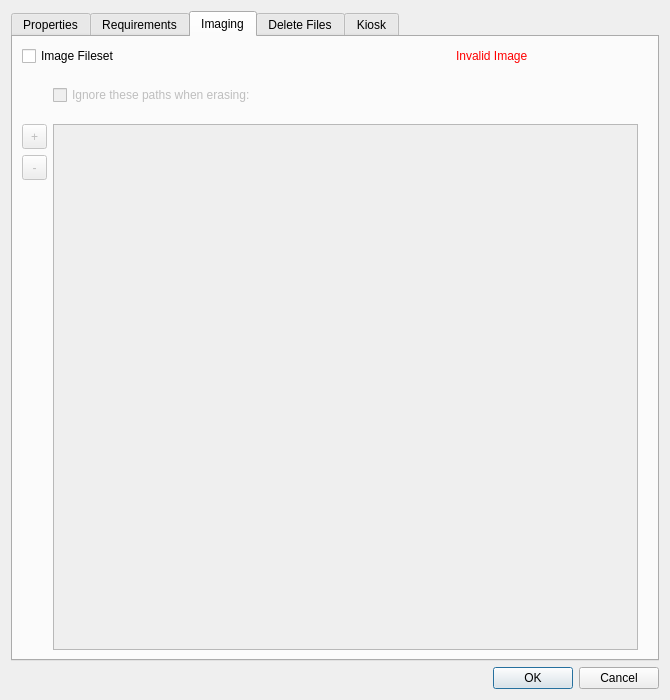
Above: FWAdminLib/FilesetPropertiesDlg.ui from fw-dev/translations before the change. Below: the same form after it.
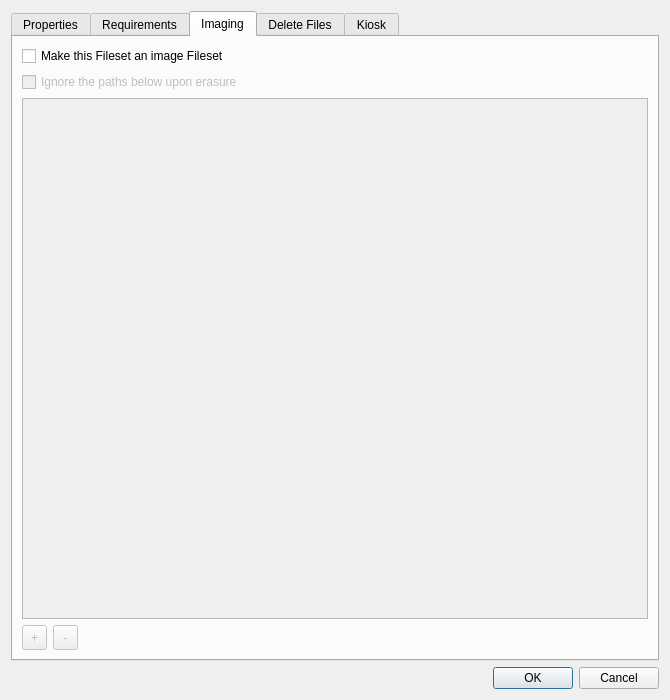
That is the form after the change. The open tabs and pages were chosen to show the change. Icons and pictures are not drawn. Custom widgets are drawn as their Qt base class.

Diff of the .ui file:
```diff
--- a/FWAdminLib/FilesetPropertiesDlg.ui
+++ b/FWAdminLib/FilesetPropertiesDlg.ui
@@ -32,7 +32,7 @@
       <enum>QTabWidget::Rounded</enum>
      </property>
      <property name="currentIndex">
-      <number>4</number>
+      <number>0</number>
      </property>
      <widget class="QWidget" name="tabProperties">
       <attribute name="title">
@@ -181,39 +181,14 @@
            </layout>
           </item>
           <item>
-           <widget class="Line" name="line">
-            <property name="orientation">
-             <enum>Qt::Horizontal</enum>
+           <widget class="QGroupBox" name="groupBox">
+            <property name="title">
+             <string>Verification settings</string>
             </property>
-           </widget>
-          </item>
-          <item>
-           <widget class="QLabel" name="label_6">
-            <property name="text">
-             <string>Verification Settings:</string>
-            </property>
-           </widget>
-          </item>
-          <item>
-           <layout class="QHBoxLayout" name="horizontalLayout_14">
-            <item>
-             <spacer name="horizontalSpacer_16">
-              <property name="orientation">
-               <enum>Qt::Horizontal</enum>
-              </property>
-              <property name="sizeType">
-               <enum>QSizePolicy::Fixed</enum>
-              </property>
-              <property name="sizeHint" stdset="0">
-               <size>
-                <width>13</width>
-                <height>13</height>
-               </size>
-              </property>
-             </spacer>
-            </item>
-            <item>
-             <layout class="QVBoxLayout" name="verticalLayout_17">
+            <layout class="QVBoxLayout" name="verticalLayout_10">
+             <property name="bottomMargin">
+              <number>6</number>
+             </property>
               <item>
                <widget class="QRadioButton" name="radioButtonSelfHealing">
                 <property name="sizePolicy">
@@ -254,25 +229,11 @@
                </widget>
               </item>
               <item>
-               <layout class="QHBoxLayout" name="horizontalLayout_15">
-                <item>
-                 <spacer name="horizontalSpacer_17">
-                  <property name="orientation">
-                   <enum>Qt::Horizontal</enum>
-                  </property>
-                  <property name="sizeType">
-                   <enum>QSizePolicy::Fixed</enum>
-                  </property>
-                  <property name="sizeHint" stdset="0">
-                   <size>
-                    <width>13</width>
-                    <height>13</height>
-                   </size>
-                  </property>
-                 </spacer>
-                </item>
-                <item>
-                 <layout class="QVBoxLayout" name="verticalLayout_18">
+              <widget class="QGroupBox" name="groupBox_2">
+               <property name="title">
+                <string/>
+               </property>
+               <layout class="QVBoxLayout" name="verticalLayout_12">
                   <item>
                    <widget class="QCheckBox" name="noOverwrite">
                     <property name="sizePolicy">
@@ -287,24 +248,6 @@
                    </widget>
                   </item>
                   <item>
-                   <layout class="QHBoxLayout" name="horizontalLayout_16">
-                    <item>
-                     <spacer name="horizontalSpacer_18">
-                      <property name="orientation">
-                       <enum>Qt::Horizontal</enum>
-                      </property>
-                      <property name="sizeType">
-                       <enum>QSizePolicy::Fixed</enum>
-                      </property>
-                      <property name="sizeHint" stdset="0">
-                       <size>
-                        <width>13</width>
-                        <height>13</height>
-                       </size>
-                      </property>
-                     </spacer>
-                    </item>
-                    <item>
                      <widget class="QCheckBox" name="overwriteOlder">
                       <property name="sizePolicy">
                        <sizepolicy hsizetype="Minimum" vsizetype="Preferred">
@@ -318,26 +261,23 @@
                      </widget>
                     </item>
                    </layout>
+              </widget>
                   </item>
                   <item>
-                   <spacer name="verticalSpacer_12">
+              <layout class="QHBoxLayout" name="horizontalLayout_9">
+               <item>
+                <spacer name="horizontalSpacer_5">
                     <property name="orientation">
-                     <enum>Qt::Vertical</enum>
+                  <enum>Qt::Horizontal</enum>
                     </property>
                     <property name="sizeHint" stdset="0">
                      <size>
-                      <width>20</width>
-                      <height>0</height>
+                   <width>40</width>
+                   <height>8</height>
                      </size>
                     </property>
                    </spacer>
                   </item>
-                 </layout>
-                </item>
-               </layout>
-              </item>
-              <item>
-               <layout class="QHBoxLayout" name="horizontalLayout_17">
                 <item>
                  <widget class="QPushButton" name="buttonApply">
                   <property name="enabled">
@@ -354,27 +294,10 @@
                   </property>
                  </widget>
                 </item>
-                <item>
-                 <spacer name="horizontalSpacer_5">
-                  <property name="orientation">
-                   <enum>Qt::Horizontal</enum>
-                  </property>
-                  <property name="sizeType">
-                   <enum>QSizePolicy::Expanding</enum>
-                  </property>
-                  <property name="sizeHint" stdset="0">
-                   <size>
-                    <width>250</width>
-                    <height>20</height>
-                   </size>
-                  </property>
-                 </spacer>
-                </item>
                </layout>
               </item>
              </layout>
-            </item>
-           </layout>
+           </widget>
           </item>
           <item>
            <spacer name="verticalSpacer_4">
@@ -717,175 +640,26 @@
        </property>
        <item row="0" column="0">
         <widget class="QWidget" name="imagingEDWidget" native="true">
-         <layout class="QGridLayout" name="gridLayout_8">
-          <item row="5" column="0">
-           <layout class="QVBoxLayout" name="verticalLayout_16">
+         <layout class="QVBoxLayout" name="verticalLayout_7">
             <item>
-             <widget class="QToolButton" name="buttonAddPath">
-              <property name="enabled">
-               <bool>false</bool>
-              </property>
-              <property name="sizePolicy">
-               <sizepolicy hsizetype="Ignored" vsizetype="Fixed">
-                <horstretch>0</horstretch>
-                <verstretch>0</verstretch>
-               </sizepolicy>
-              </property>
-              <property name="minimumSize">
-               <size>
-                <width>25</width>
-                <height>25</height>
-               </size>
-              </property>
-              <property name="maximumSize">
-               <size>
-                <width>25</width>
-                <height>25</height>
-               </size>
-              </property>
-              <property name="text">
-               <string>+</string>
-              </property>
-             </widget>
-            </item>
-            <item>
-             <widget class="QToolButton" name="buttonRemovePath">
-              <property name="enabled">
-               <bool>false</bool>
-              </property>
-              <property name="sizePolicy">
-               <sizepolicy hsizetype="Ignored" vsizetype="Fixed">
-                <horstretch>0</horstretch>
-                <verstretch>0</verstretch>
-               </sizepolicy>
-              </property>
-              <property name="minimumSize">
-               <size>
-                <width>25</width>
-                <height>25</height>
-               </size>
-              </property>
-              <property name="maximumSize">
-               <size>
-                <width>25</width>
-                <height>25</height>
-               </size>
-              </property>
-              <property name="text">
-               <string>-</string>
-              </property>
-             </widget>
-            </item>
-            <item>
-             <spacer name="verticalSpacer_10">
-              <property name="orientation">
-               <enum>Qt::Vertical</enum>
-              </property>
-              <property name="sizeHint" stdset="0">
-               <size>
-                <width>20</width>
-                <height>40</height>
-               </size>
-              </property>
-             </spacer>
-            </item>
-           </layout>
-          </item>
-          <item row="1" column="0" colspan="3">
            <widget class="QCheckBox" name="checkBoxImageFileset">
             <property name="text">
-             <string>Image Fileset</string>
+             <string>Make this Fileset an image Fileset</string>
             </property>
            </widget>
           </item>
-          <item row="1" column="3">
-           <widget class="QLabel" name="labelInvalidImage">
-            <property name="palette">
-             <palette>
-              <active>
-               <colorrole role="WindowText">
-                <brush brushstyle="SolidPattern">
-                 <color alpha="255">
-                  <red>255</red>
-                  <green>0</green>
-                  <blue>0</blue>
-                 </color>
-                </brush>
-               </colorrole>
-              </active>
-              <inactive>
-               <colorrole role="WindowText">
-                <brush brushstyle="SolidPattern">
-                 <color alpha="255">
-                  <red>255</red>
-                  <green>0</green>
-                  <blue>0</blue>
-                 </color>
-                </brush>
-               </colorrole>
-              </inactive>
-              <disabled>
-               <colorrole role="WindowText">
-                <brush brushstyle="SolidPattern">
-                 <color alpha="255">
-                  <red>69</red>
-                  <green>69</green>
-                  <blue>69</blue>
-                 </color>
-                </brush>
-               </colorrole>
-              </disabled>
-             </palette>
-            </property>
-            <property name="text">
-             <string>Invalid Image</string>
-            </property>
-           </widget>
-          </item>
-          <item row="2" column="1">
-           <spacer name="verticalSpacer_7">
-            <property name="orientation">
-             <enum>Qt::Vertical</enum>
-            </property>
-            <property name="sizeType">
-             <enum>QSizePolicy::Fixed</enum>
-            </property>
-            <property name="sizeHint" stdset="0">
-             <size>
-              <width>208</width>
-              <height>13</height>
-             </size>
-            </property>
-           </spacer>
-          </item>
-          <item row="3" column="1" colspan="3">
+          <item>
            <widget class="QCheckBox" name="checkBoxIgnorePaths">
             <property name="enabled">
              <bool>false</bool>
             </property>
             <property name="text">
-             <string>Ignore these paths when erasing:</string>
+             <string>Ignore the paths below upon erasure</string>
             </property>
            </widget>
           </item>
-          <item row="4" column="1" colspan="2">
-           <spacer name="verticalSpacer_15">
-            <property name="orientation">
-             <enum>Qt::Vertical</enum>
-            </property>
-            <property name="sizeType">
-             <enum>QSizePolicy::Fixed</enum>
-            </property>
-            <property name="sizeHint" stdset="0">
-             <size>
-              <width>337</width>
-              <height>13</height>
-             </size>
-            </property>
-           </spacer>
-          </item>
-          <item row="5" column="1" colspan="3">
-           <widget class="QTreeView" name="treeViewIgnorePaths">
+          <item>
+           <widget class="StyledTreeView" name="treeViewIgnorePaths">
             <property name="enabled">
              <bool>false</bool>
             </property>
@@ -909,21 +683,81 @@
             </property>
            </widget>
           </item>
-          <item row="5" column="4">
+          <item>
+           <layout class="QHBoxLayout" name="horizontalLayout_3">
+            <item>
+             <widget class="QToolButton" name="buttonAddPath">
+              <property name="enabled">
+               <bool>false</bool>
+              </property>
+              <property name="sizePolicy">
+               <sizepolicy hsizetype="Preferred" vsizetype="Fixed">
+                <horstretch>0</horstretch>
+                <verstretch>0</verstretch>
+               </sizepolicy>
+              </property>
+              <property name="minimumSize">
+               <size>
+                <width>25</width>
+                <height>25</height>
+               </size>
+              </property>
+              <property name="maximumSize">
+               <size>
+                <width>25</width>
+                <height>25</height>
+               </size>
+              </property>
+              <property name="text">
+               <string>+</string>
+              </property>
+             </widget>
+            </item>
+            <item>
+             <widget class="QToolButton" name="buttonRemovePath">
+              <property name="enabled">
+               <bool>false</bool>
+              </property>
+              <property name="sizePolicy">
+               <sizepolicy hsizetype="Preferred" vsizetype="Fixed">
+                <horstretch>0</horstretch>
+                <verstretch>0</verstretch>
+               </sizepolicy>
+              </property>
+              <property name="minimumSize">
+               <size>
+                <width>25</width>
+                <height>25</height>
+               </size>
+              </property>
+              <property name="maximumSize">
+               <size>
+                <width>25</width>
+                <height>25</height>
+               </size>
+              </property>
+              <property name="text">
+               <string>-</string>
+              </property>
+             </widget>
+            </item>
+            <item>
            <spacer name="horizontalSpacer_3">
             <property name="orientation">
              <enum>Qt::Horizontal</enum>
             </property>
             <property name="sizeType">
-             <enum>QSizePolicy::Fixed</enum>
+               <enum>QSizePolicy::MinimumExpanding</enum>
             </property>
             <property name="sizeHint" stdset="0">
              <size>
-              <width>10</width>
+                <width>40</width>
               <height>20</height>
              </size>
             </property>
            </spacer>
+            </item>
+           </layout>
           </item>
          </layout>
         </widget>
@@ -940,48 +774,55 @@
        </property>
        <item>
         <widget class="QWidget" name="deleteFilesEDWidget" native="true">
-         <layout class="QVBoxLayout" name="verticalLayout_10">
-          <item>
+         <layout class="QGridLayout" name="gridLayout_8">
+          <item row="0" column="0">
            <widget class="QCheckBox" name="checkBoxDelete">
             <property name="text">
-             <string>Delete these paths upon activation:</string>
+             <string>Delete the paths below upon Fileset activation</string>
             </property>
            </widget>
           </item>
-          <item>
+          <item row="1" column="0">
            <widget class="QCheckBox" name="checkBoxVerify">
             <property name="text">
-             <string>Execute every verify</string>
+             <string>Execute at every verification</string>
             </property>
            </widget>
           </item>
-          <item>
-           <spacer name="verticalSpacer_6">
-            <property name="orientation">
-             <enum>Qt::Vertical</enum>
+          <item row="2" column="0">
+           <widget class="StyledTreeView" name="treeViewDeletePaths">
+            <property name="enabled">
+             <bool>false</bool>
             </property>
-            <property name="sizeType">
-             <enum>QSizePolicy::Fixed</enum>
+            <property name="sizePolicy">
+             <sizepolicy hsizetype="Expanding" vsizetype="Expanding">
+              <horstretch>0</horstretch>
+              <verstretch>0</verstretch>
+             </sizepolicy>
             </property>
-            <property name="sizeHint" stdset="0">
-             <size>
-              <width>328</width>
-              <height>10</height>
-             </size>
+            <property name="alternatingRowColors">
+             <bool>true</bool>
             </property>
-           </spacer>
+            <property name="selectionMode">
+             <enum>QAbstractItemView::ExtendedSelection</enum>
+            </property>
+            <property name="rootIsDecorated">
+             <bool>false</bool>
+            </property>
+            <property name="headerHidden">
+             <bool>true</bool>
+            </property>
+           </widget>
           </item>
-          <item>
+          <item row="3" column="0">
            <layout class="QHBoxLayout" name="horizontalLayout_4">
             <item>
-             <layout class="QVBoxLayout" name="verticalLayout_15">
-              <item>
                <widget class="QToolButton" name="buttonAddDeletePath">
                 <property name="enabled">
                  <bool>false</bool>
                 </property>
                 <property name="sizePolicy">
-                 <sizepolicy hsizetype="Ignored" vsizetype="Fixed">
+               <sizepolicy hsizetype="Preferred" vsizetype="Preferred">
                   <horstretch>0</horstretch>
                   <verstretch>0</verstretch>
                  </sizepolicy>
@@ -1009,7 +850,7 @@
                  <bool>false</bool>
                 </property>
                 <property name="sizePolicy">
-                 <sizepolicy hsizetype="Ignored" vsizetype="Fixed">
+               <sizepolicy hsizetype="Preferred" vsizetype="Preferred">
                   <horstretch>0</horstretch>
                   <verstretch>0</verstretch>
                  </sizepolicy>
@@ -1028,46 +869,6 @@
                 </property>
                 <property name="text">
                  <string>-</string>
-                </property>
-               </widget>
-              </item>
-              <item>
-               <spacer name="verticalSpacer_31">
-                <property name="orientation">
-                 <enum>Qt::Vertical</enum>
-                </property>
-                <property name="sizeHint" stdset="0">
-                 <size>
-                  <width>20</width>
-                  <height>0</height>
-                 </size>
-                </property>
-               </spacer>
-              </item>
-             </layout>
-            </item>
-            <item>
-             <widget class="QTreeView" name="treeViewDeletePaths">
-              <property name="enabled">
-               <bool>false</bool>
-              </property>
-              <property name="sizePolicy">
-               <sizepolicy hsizetype="Expanding" vsizetype="Expanding">
-                <horstretch>0</horstretch>
-                <verstretch>0</verstretch>
-               </sizepolicy>
-              </property>
-              <property name="alternatingRowColors">
-               <bool>true</bool>
-              </property>
-              <property name="selectionMode">
-               <enum>QAbstractItemView::ExtendedSelection</enum>
-              </property>
-              <property name="rootIsDecorated">
-               <bool>false</bool>
-              </property>
-              <property name="headerHidden">
-               <bool>true</bool>
               </property>
              </widget>
             </item>
@@ -1076,12 +877,9 @@
               <property name="orientation">
                <enum>Qt::Horizontal</enum>
               </property>
-              <property name="sizeType">
-               <enum>QSizePolicy::Fixed</enum>
-              </property>
               <property name="sizeHint" stdset="0">
                <size>
-                <width>10</width>
+                <width>40</width>
                 <height>20</height>
                </size>
               </property>
@@ -1133,7 +931,7 @@
                 <item>
                  <widget class="QLabel" name="label_5">
                   <property name="text">
-                   <string>Kiosk Icon:</string>
+                   <string>Kiosk Icon</string>
                   </property>
                  </widget>
                 </item>
@@ -1318,7 +1116,7 @@
                 <item>
                  <widget class="QLabel" name="label">
                   <property name="text">
-                   <string>Category:</string>
+                   <string>Category</string>
                   </property>
                  </widget>
                 </item>
@@ -1434,6 +1232,11 @@
   </layout>
  </widget>
  <customwidgets>
+  <customwidget>
+   <class>StyledTreeView</class>
+   <extends>QTreeView</extends>
+   <header>FileWaveGuiLib/styledviews/styledtreeview.h</header>
+  </customwidget>
   <customwidget>
    <class>KioskCategoriesView</class>
    <extends>QTreeView</extends>
```
Lines whose indentation alone changed are shown as unchanged.
